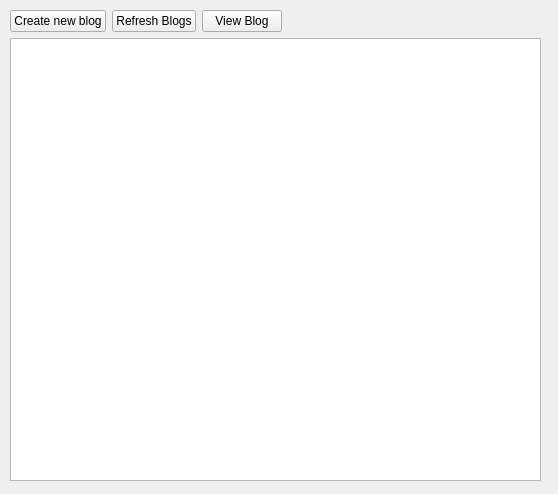
Before: the Qt Designer form gui/displaybloggui.ui in Huy-Nguyen-HCI/RocketBook, drawn with Qt 5.
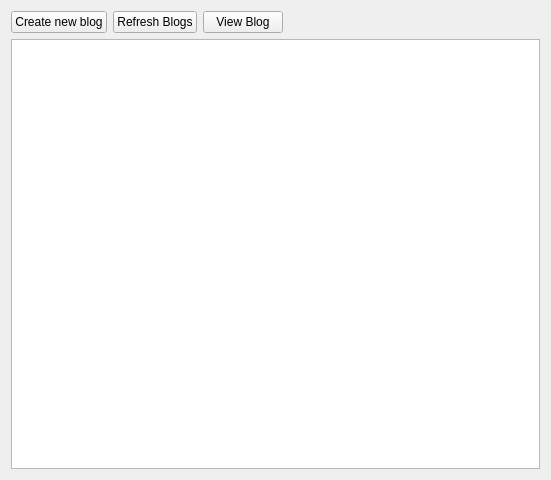
After: the same form once the commit is applied.

Patch:
```diff
--- a/gui/displaybloggui.ui
+++ b/gui/displaybloggui.ui
@@ -6,22 +6,15 @@
    <rect>
     <x>0</x>
     <y>0</y>
-    <width>558</width>
-    <height>494</height>
+    <width>551</width>
+    <height>480</height>
    </rect>
   </property>
   <property name="windowTitle">
    <string>Form</string>
   </property>
-  <widget class="QWidget" name="">
-   <property name="geometry">
-    <rect>
-     <x>10</x>
-     <y>10</y>
-     <width>531</width>
-     <height>471</height>
-    </rect>
-   </property>
+  <layout class="QGridLayout" name="gridLayout">
+   <item row="0" column="0">
    <layout class="QVBoxLayout" name="verticalLayout">
     <item>
      <layout class="QHBoxLayout" name="horizontalLayout">
@@ -65,7 +58,8 @@
      <widget class="QListWidget" name="listWidget"/>
     </item>
    </layout>
-  </widget>
+   </item>
+  </layout>
  </widget>
  <resources/>
  <connections/>
```
Lines whose indentation alone changed are shown as unchanged.
